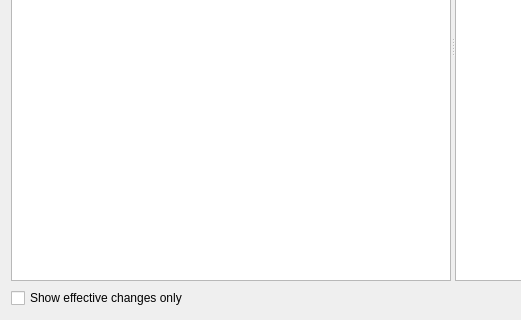
Above: Plugins/ErdEditor/changes/erdchangeregistrydialog.ui from pawelsalawa/sqlitestudio before the change; both pictures show x 0 to 521 and y 201 to 521 of the 906 by 521 pixel window. Below: the same form after it.
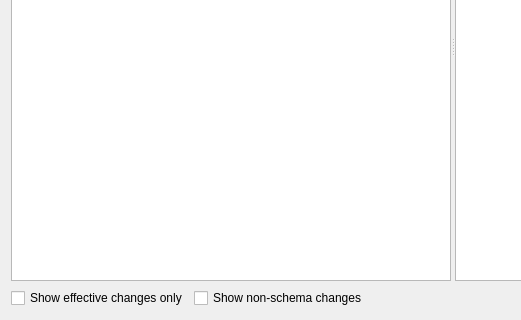
That is the form after the change. Custom widgets are drawn as their Qt base class.

Patch:
```diff
--- a/Plugins/ErdEditor/changes/erdchangeregistrydialog.ui
+++ b/Plugins/ErdEditor/changes/erdchangeregistrydialog.ui
@@ -147,6 +147,16 @@
         </property>
        </widget>
       </item>
+      <item>
+       <widget class="QCheckBox" name="noDdlCheckBox">
+        <property name="toolTip">
+         <string>&lt;html&gt;&lt;body&gt;Shows changes that do not modify the database schema, but only affect the diagram (for example, table position changes). &lt;/body&gt;&lt;/html&gt;</string>
+        </property>
+        <property name="text">
+         <string>Show non-schema changes</string>
+        </property>
+       </widget>
+      </item>
       <item>
        <widget class="QDialogButtonBox" name="buttonBox">
         <property name="orientation">
```
